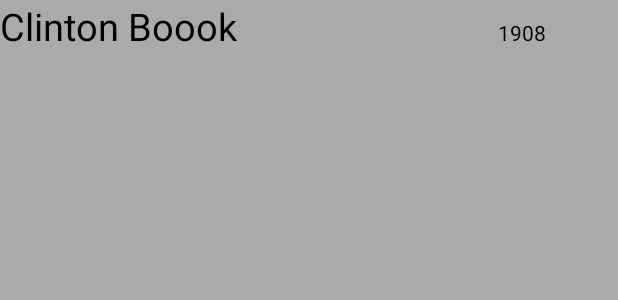
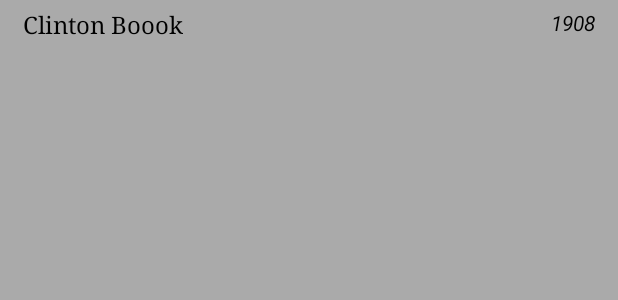
Before and after one commit to CY12-bit/cs122b-fabflix, an Android app: the layout singlemovielist_row.xml on its own in the app's theme, with its tools: preview values and no code run, on a phone screen of 412 x 824 dp. Shown: the top 300 px of the screen. Run offline under Robolectric (Android 15) with nearby library versions, the phone set to English and light mode, and no system bars; network calls fail.

Commit message:
Enable/disable pagination buttons when appropriate. Add basic styling to movielist and singlemovielist xml

```diff
--- a/android/app/src/main/java/edu/uci/ics/fabflixmobile/ui/singlemovie/SingleMovieListActivity.java
+++ b/android/app/src/main/java/edu/uci/ics/fabflixmobile/ui/singlemovie/SingleMovieListActivity.java
@@ -17,7 +17,6 @@ import edu.uci.ics.fabflixmobile.R;
 import edu.uci.ics.fabflixmobile.data.NetworkManager;
 import edu.uci.ics.fabflixmobile.data.model.Movie;
 import edu.uci.ics.fabflixmobile.databinding.ActivitySingleMovieBinding;
-import edu.uci.ics.fabflixmobile.ui.movielist.MovieListViewAdapter;
 import edu.uci.ics.fabflixmobile.ui.urlContstants;
 
 public class SingleMovieListActivity extends AppCompatActivity {
--- a/android/app/src/main/java/edu/uci/ics/fabflixmobile/ui/singlemovie/SingleMovieListViewAdaptor.java
+++ b/android/app/src/main/java/edu/uci/ics/fabflixmobile/ui/singlemovie/SingleMovieListViewAdaptor.java
@@ -9,8 +9,6 @@ import android.view.ViewGroup;
 import android.widget.ArrayAdapter;
 import android.widget.TextView;
 import edu.uci.ics.fabflixmobile.R;
-import edu.uci.ics.fabflixmobile.data.model.Movie;
-import edu.uci.ics.fabflixmobile.ui.movielist.MovieListViewAdapter;
 
 import java.util.ArrayList;
 
@@ -39,7 +37,7 @@ public class SingleMovieListViewAdaptor extends ArrayAdapter<String[]> {
             LayoutInflater inflater = LayoutInflater.from(getContext());
             convertView = inflater.inflate(R.layout.singlemovielist_row, parent, false);
             viewHolder.star_name = convertView.findViewById(R.id.star_name);
-            viewHolder.star_year = convertView.findViewById(R.id.star_year);
+            viewHolder.star_year = convertView.findViewById(R.id.star_birthYear);
 
             // Cache the viewHolder object inside the fresh view
             convertView.setTag(viewHolder);
--- a/android/app/src/main/res/layout/activity_single_movie.xml
+++ b/android/app/src/main/res/layout/activity_single_movie.xml
@@ -9,7 +9,7 @@
     <TextView
             android:text="Super Man"
             android:layout_width="305dp"
-            android:layout_height="49dp" android:id="@+id/movieTitle"
+            android:layout_height="wrap_content" android:id="@+id/movieTitle"
 
             android:textSize="32sp"
             app:layout_constraintTop_toTopOf="parent"
@@ -20,7 +20,7 @@
             app:layout_constraintVertical_bias="0.0"/>
     <com.google.android.material.chip.ChipGroup
             android:layout_width="304dp"
-            android:layout_height="28dp"
+            android:layout_height="wrap_content"
             android:id="@+id/genres" android:layout_marginBottom="9dp"
             app:layout_constraintBottom_toTopOf="@+id/allStars" android:layout_marginEnd="65dp"
             app:layout_constraintEnd_toEndOf="parent" android:layout_marginTop="9dp"
--- a/android/app/src/main/res/layout/movielist_row.xml
+++ b/android/app/src/main/res/layout/movielist_row.xml
@@ -13,7 +13,7 @@
             android:textSize="25sp"/>
 
     <TextView
-            android:id="@+id/star_year"
+            android:id="@+id/star_birthYear"
             android:layout_width="wrap_content"
             android:layout_height="wrap_content"
             android:textColor="@android:color/black"/>
@@ -21,13 +21,13 @@
             android:id="@+id/stars"
             android:layout_width="wrap_content"
             android:layout_height="wrap_content"
-            android:textColor="@android:color/black"
+            android:textColor="@color/purple_500"
     />
     <TextView
             android:id="@+id/genres"
             android:layout_width="wrap_content"
             android:layout_height="wrap_content"
-            android:textColor="@android:color/black"/>
+            android:textColor="@color/teal_700"/>
 <!--    <LinearLayout-->
 <!--            android:orientation="vertical"-->
 <!--            android:layout_width="match_parent"-->
--- a/android/app/src/main/res/layout/singlemovielist_row.xml
+++ b/android/app/src/main/res/layout/singlemovielist_row.xml
@@ -14,15 +14,20 @@
                 android:layout_width="wrap_content"
                 android:layout_height="wrap_content"
                 android:textColor="@color/black"
-                android:textSize="25sp" android:text="Clinton Boook"/>
+                android:textSize="16sp" android:text="Clinton Boook" android:fontFamily="serif"
+                android:lineSpacingExtra="8sp" android:paddingTop="5sp" android:paddingBottom="5sp"
+                android:paddingLeft="15sp"/>
         <Space
                 android:layout_width="wrap_content"
                 android:layout_height="wrap_content" android:layout_weight="1"/>
         <TextView
-                android:id="@+id/star_year"
+                android:id="@+id/star_birthYear"
                 android:layout_width="wrap_content"
-                android:layout_height="wrap_content"
-                android:textColor="@android:color/black" android:text="1908" android:minWidth="80sp"/>
+                android:layout_height="match_parent"
+                android:textColor="@android:color/black" android:text="1908"
+                android:textAlignment="center" android:textStyle="italic" android:typeface="normal"
+                android:paddingTop="5sp" android:paddingBottom="5sp" android:maxWidth="50sp"
+                android:paddingRight="15sp"/>
     </LinearLayout>
 
 </LinearLayout>
```
Also changed, not shown: android/app/src/main/java/edu/uci/ics/fabflixmobile/ui/movielist/MovieListActivity.java (+23 -1 lines), android/app/src/main/java/edu/uci/ics/fabflixmobile/ui/movielist/MovieListViewAdapter.java (+7 -9 lines).
